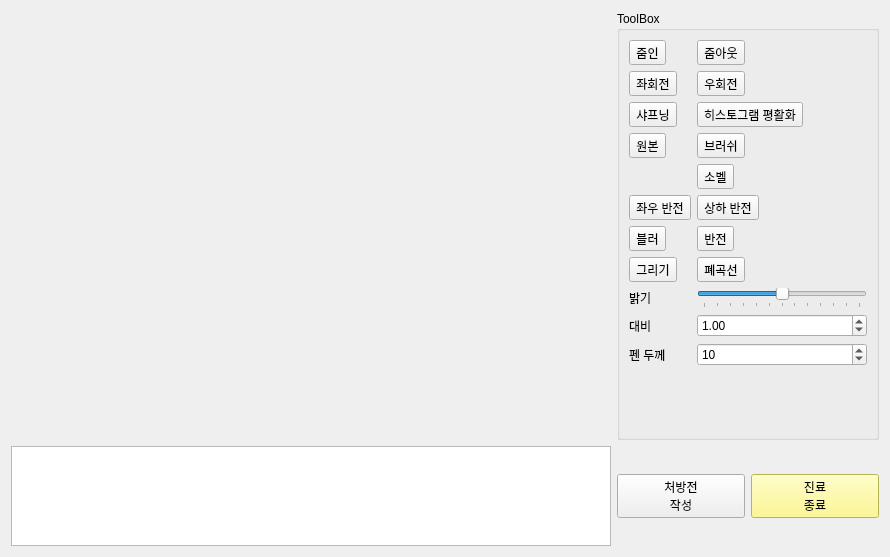
This is ImageViewerSW/imagealbum.ui in Jeong0809/QT as Qt 5 draws it before an edit. The edited form follows.
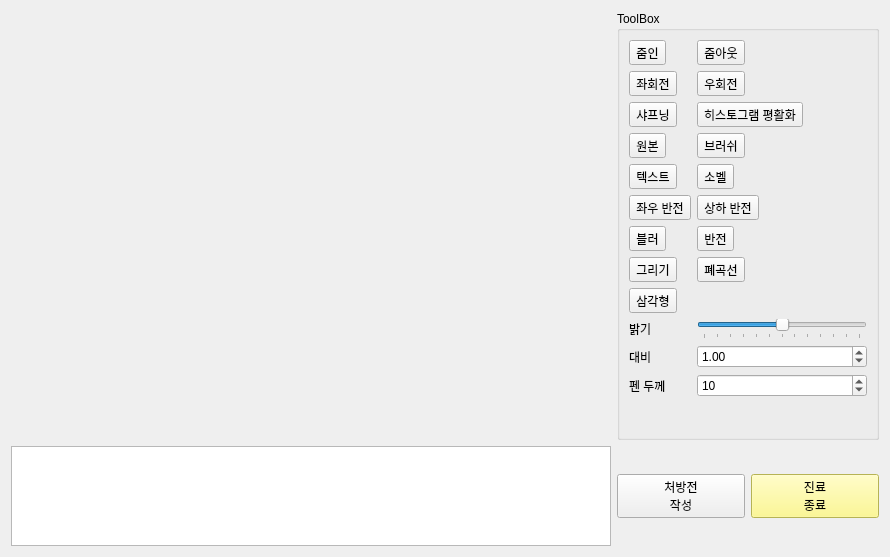
This is the edited form.

```diff
--- a/ImageViewerSW/imagealbum.ui
+++ b/ImageViewerSW/imagealbum.ui
@@ -152,7 +152,7 @@
          </property>
         </widget>
        </item>
-       <item row="8" column="0">
+       <item row="9" column="0">
         <widget class="QLabel" name="label">
          <property name="text">
           <string>밝기</string>
@@ -162,7 +162,7 @@
          </property>
         </widget>
        </item>
-       <item row="8" column="1">
+       <item row="9" column="1">
         <widget class="QSlider" name="horizontalSlider">
          <property name="minimum">
           <number>-60</number>
@@ -178,7 +178,7 @@
          </property>
         </widget>
        </item>
-       <item row="9" column="0">
+       <item row="10" column="0">
         <widget class="QLabel" name="label_2">
          <property name="text">
           <string>대비</string>
@@ -188,7 +188,7 @@
          </property>
         </widget>
        </item>
-       <item row="9" column="1">
+       <item row="10" column="1">
         <widget class="QDoubleSpinBox" name="Contrast">
          <property name="maximum">
           <double>5.000000000000000</double>
@@ -201,7 +201,7 @@
          </property>
         </widget>
        </item>
-       <item row="10" column="0">
+       <item row="11" column="0">
         <widget class="QLabel" name="label_3">
          <property name="text">
           <string>펜 두께</string>
@@ -211,13 +211,27 @@
          </property>
         </widget>
        </item>
-       <item row="10" column="1">
+       <item row="11" column="1">
         <widget class="QSpinBox" name="Thickness">
          <property name="value">
           <number>10</number>
          </property>
         </widget>
        </item>
+       <item row="4" column="0">
+        <widget class="QToolButton" name="TextBox">
+         <property name="text">
+          <string>텍스트</string>
+         </property>
+        </widget>
+       </item>
+       <item row="8" column="0">
+        <widget class="QToolButton" name="Triangle">
+         <property name="text">
+          <string>삼각형</string>
+         </property>
+        </widget>
+       </item>
       </layout>
      </widget>
     </widget>
```
